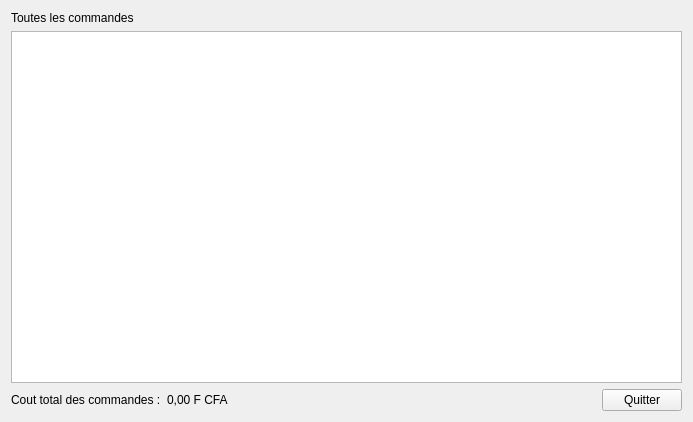
Before: the Qt Designer form views/ui/command-list.ui in mono57/libsoft, drawn with Qt 5.
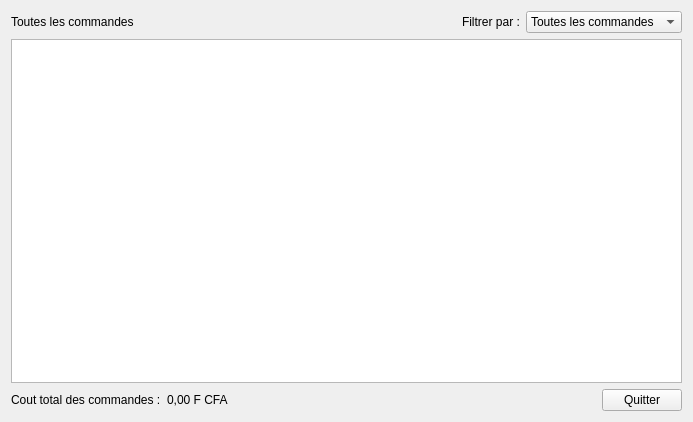
After: the same form once the commit is applied.

```diff
--- a/views/ui/command-list.ui
+++ b/views/ui/command-list.ui
@@ -17,11 +17,54 @@
    <item>
     <layout class="QVBoxLayout" name="verticalLayout">
      <item>
-      <widget class="QLabel" name="label">
-       <property name="text">
-        <string>Toutes les commandes</string>
-       </property>
-      </widget>
+      <layout class="QHBoxLayout" name="horizontalLayout_2">
+       <item>
+        <widget class="QLabel" name="label_2">
+         <property name="text">
+          <string>Toutes les commandes</string>
+         </property>
+        </widget>
+       </item>
+       <item>
+        <spacer name="horizontalSpacer_2">
+         <property name="orientation">
+          <enum>Qt::Horizontal</enum>
+         </property>
+         <property name="sizeHint" stdset="0">
+          <size>
+           <width>40</width>
+           <height>20</height>
+          </size>
+         </property>
+        </spacer>
+       </item>
+       <item>
+        <widget class="QLabel" name="label">
+         <property name="text">
+          <string>Filtrer par :</string>
+         </property>
+        </widget>
+       </item>
+       <item>
+        <widget class="QComboBox" name="comboBoxFilter">
+         <item>
+          <property name="text">
+           <string>Toutes les commandes</string>
+          </property>
+         </item>
+         <item>
+          <property name="text">
+           <string>Réceptionnées</string>
+          </property>
+         </item>
+         <item>
+          <property name="text">
+           <string>Non réceptionnées</string>
+          </property>
+         </item>
+        </widget>
+       </item>
+      </layout>
      </item>
      <item>
       <widget class="QTableView" name="tableView"/>
@@ -36,7 +79,7 @@
         </widget>
        </item>
        <item>
-        <widget class="QLabel" name="label_2">
+        <widget class="QLabel" name="labelTotalCost">
          <property name="text">
           <string>0,00 F CFA</string>
          </property>
```
Left out of the diff: 6 changed lines with no effect on the pictures.
